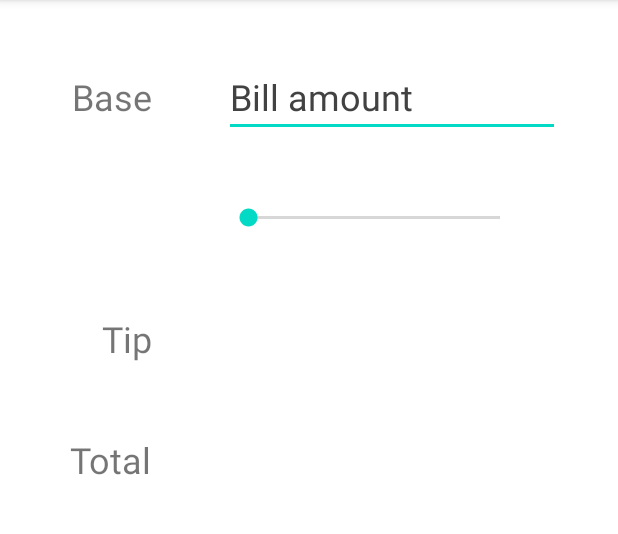
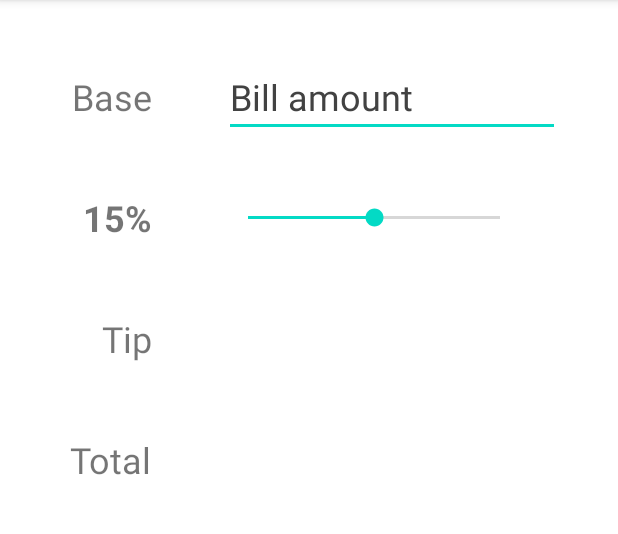
Before and after one commit to FrenkenFlores/AndroidTipCalculator, an Android app: the screen it shows after launch (MainActivity), on a phone screen of 412 x 824 dp, the part 84-618 px from its top. Run offline under Robolectric (Android 15) with nearby library versions, the phone set to English and light mode, and no system bars.

```diff
--- a/app/src/main/java/com/github/frenkenflores/androidtipcalculator/MainActivity.java
+++ b/app/src/main/java/com/github/frenkenflores/androidtipcalculator/MainActivity.java
@@ -3,12 +3,52 @@ package com.github.frenkenflores.androidtipcalculator;
 import androidx.appcompat.app.AppCompatActivity;
 
 import android.os.Bundle;
+import android.util.Log;
+import android.widget.EditText;
+import android.widget.SeekBar;
+import android.widget.TextView;
 
-public class MainActivity extends AppCompatActivity {
+public class MainActivity extends AppCompatActivity implements SeekBar.OnSeekBarChangeListener {
+    private TextView tvBase;
+    private TextView tvSeekbar;
+    private TextView tvTip;
+    private TextView tvTotal;
+    private EditText etBaseAmount;
+    private SeekBar seekbar;
+    private TextView tvTipAmount;
+    private TextView tvTotalAmount;
+
+    private static final String TAG = "MainActivity";
 
     @Override
     protected void onCreate(Bundle savedInstanceState) {
         super.onCreate(savedInstanceState);
         setContentView(R.layout.activity_main);
+
+        tvBase = (TextView) findViewById(R.id.tvBase);
+        tvSeekbar = (TextView) findViewById(R.id.tvSeekbar);
+        tvTip = (TextView) findViewById(R.id.tvTip);
+        tvTotal = (TextView) findViewById(R.id.tvTotal);
+        etBaseAmount = (EditText) findViewById(R.id.etBaseAmount);
+        seekbar = (SeekBar) findViewById(R.id.seekBar);
+        tvTipAmount = (TextView) findViewById(R.id.tvTipAmount);
+        tvTotalAmount = (TextView) findViewById(R.id.tvTipAmount);
+
+        int initProgress = 15;
+        seekbar.setProgress(initProgress);
+        tvSeekbar.setText(initProgress + "%");
+        seekbar.setOnSeekBarChangeListener(this);
     }
+
+    @Override
+    public void onProgressChanged(SeekBar seekBar, int i, boolean b) {
+        Log.i(TAG, "onProgressChange: " + i);
+        tvSeekbar.setText(i + "%");
+    }
+
+    @Override
+    public void onStartTrackingTouch(SeekBar seekBar) {}
+
+    @Override
+    public void onStopTrackingTouch(SeekBar seekBar) {}
 }
--- a/app/src/main/res/layout/activity_main.xml
+++ b/app/src/main/res/layout/activity_main.xml
@@ -18,11 +18,11 @@
         app:layout_constraintTop_toTopOf="parent" />
 
     <TextView
-        android:id="@+id/tvPercent"
+        android:id="@+id/tvSeekbar"
         android:layout_width="wrap_content"
         android:layout_height="wrap_content"
         android:layout_marginTop="48dp"
-        tools:text="@string/percent"
+        tools:text="@string/seekbar"
         android:textSize="24sp"
         android:textStyle="bold"
         app:layout_constraintEnd_toEndOf="@+id/tvBase"
@@ -35,8 +35,8 @@
         android:layout_marginTop="48dp"
         android:text="@string/tip"
         android:textSize="24sp"
-        app:layout_constraintEnd_toEndOf="@+id/tvPercent"
-        app:layout_constraintTop_toBottomOf="@+id/tvPercent" />
+        app:layout_constraintEnd_toEndOf="@+id/tvSeekbar"
+        app:layout_constraintTop_toBottomOf="@+id/tvSeekbar" />
 
     <TextView
         android:id="@+id/tvTotal"
@@ -66,9 +66,9 @@
         android:layout_width="200dp"
         android:layout_height="wrap_content"
         android:max="30"
-        app:layout_constraintBottom_toBottomOf="@+id/tvPercent"
+        app:layout_constraintBottom_toBottomOf="@+id/tvSeekbar"
         app:layout_constraintStart_toStartOf="@+id/etBaseAmount"
-        app:layout_constraintTop_toTopOf="@+id/tvPercent" />
+        app:layout_constraintTop_toTopOf="@+id/tvSeekbar" />
 
     <TextView
         android:id="@+id/tvTipAmount"
--- a/app/src/main/res/values/strings.xml
+++ b/app/src/main/res/values/strings.xml
@@ -1,7 +1,7 @@
 <resources>
     <string name="app_name">AndroidTipCalculator</string>
     <string name="base">Base</string>
-    <string name="percent">24%</string>
+    <string name="seekbar">24%</string>
     <string name="tip">Tip</string>
     <string name="total">Total</string>
     <string name="tipamount">0</string>
```
